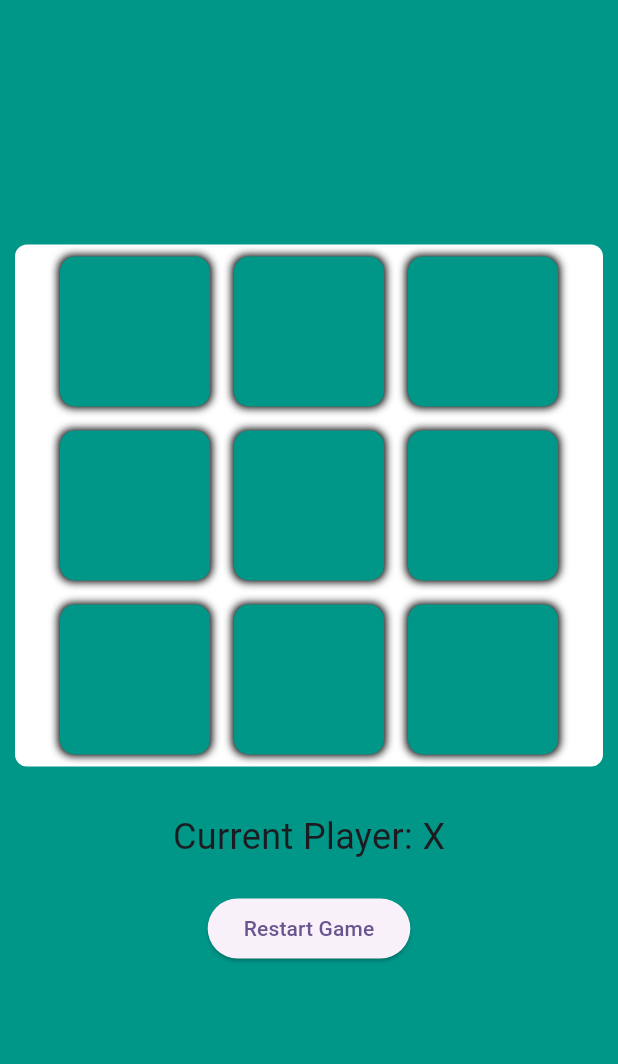
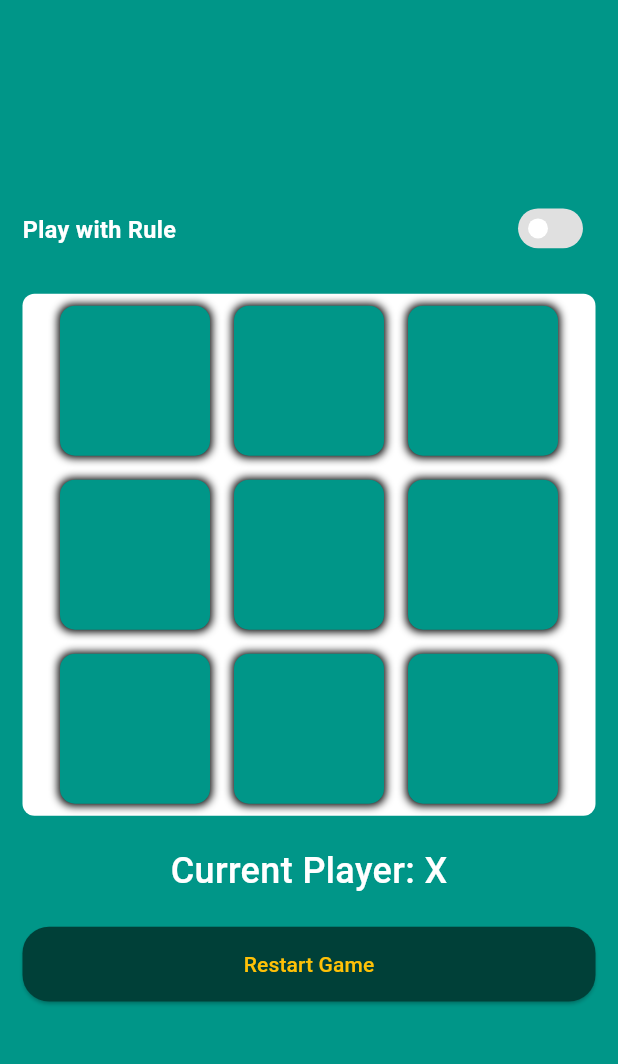
Before and after one commit to AHMEDsaba3/TicTacToe-game, a Flutter app: the screen it shows after launch, on a phone screen of 412 x 824 dp, the part 63-1127 px from its top. Run offline on Flutter 3.47's test engine with Material 3 defaults, Android fonts, the phone set to English and light mode, and no system bars.

Commit message:
add choose use rule or no

```diff
--- a/lib/TicTacSpitial.dart
+++ b/lib/TicTacSpitial.dart
@@ -2,8 +2,11 @@ import 'dart:math';
 import 'dart:ui';
 
 import 'package:flutter/material.dart';
+import 'package:tic_tac/constant.dart';
 
 class TicTacSpatial extends StatefulWidget {
+  const TicTacSpatial({super.key});
+
   @override
   _TicTacToeState createState() => _TicTacToeState();
 }
@@ -13,9 +16,11 @@ class _TicTacToeState extends State<TicTacSpatial> {
   late String _currentPlayer;
   late String _winner;
   late List<String> list = ['X', 'O'];
-  final _random = new Random();
+  final _random = Random();
   late List<Point<int>> _xMoves;
   late List<Point<int>> _oMoves;
+  late bool RuleOn=false;
+  int NumOfSteps= 5;
 
   @override
   void initState() {
@@ -39,12 +44,12 @@ class _TicTacToeState extends State<TicTacSpatial> {
         _board[row][col] = _currentPlayer;
         if (_currentPlayer == 'X') {
           _xMoves.add(Point(row, col));
-          if (_xMoves.length > 3) {
+          if (_xMoves.length > NumOfSteps) {
             _removeRandomMove(_xMoves);
           }
         } else {
           _oMoves.add(Point(row, col));
-          if (_oMoves.length > 3) {
+          if (_oMoves.length > NumOfSteps) {
             _removeRandomMove(_oMoves);
           }
         }
@@ -84,26 +89,52 @@ class _TicTacToeState extends State<TicTacSpatial> {
     return Scaffold(
       appBar: AppBar(
         backgroundColor: Colors.teal,
-        title: Center(child: Text('Tic Tac Toe',style: TextStyle(color: Colors.white,fontWeight: FontWeight.bold),)),
+        title: const Center(child: Text('Tic Tac Toe',style: TextStyle(color: Colors.white,fontWeight: FontWeight.bold),)),
       ),
-      body: Column(
+      body: Padding(
+        padding: const EdgeInsets.all(15.0),
+        child: Column(
           mainAxisAlignment: MainAxisAlignment.center,
           children: [
+            Row(
+              mainAxisAlignment: MainAxisAlignment.spaceBetween,
+              children: [
+                Container( width: widthR(220, context),
+                    height: heightR(20, context),
+                    child: Text("Play with Rule",style: TextStyle(fontSize: sizeR(15, context),color: Colors.white,fontWeight: FontWeight.bold),)),
+                Transform.scale(
+                  scale: sizeR(0.8, context),
+                  child: Switch(value: RuleOn, activeTrackColor: Color(0xff13a795),
+                      inactiveThumbColor: Colors.white,
+                      inactiveTrackColor: Colors.grey[300],
+                      trackOutlineColor: MaterialStatePropertyAll(Colors.transparent),
+                      onChanged: (value) {
+                    setState(() {
+                      RuleOn=!RuleOn;
+                      RuleOn==false ? NumOfSteps=5 : NumOfSteps=3;
+                      print(RuleOn);
+                      print(NumOfSteps);
+                    });
+                      },
+                  ),
+                ),
+              ],
+            ),
+            SizedBox(height: heightR(20, context),),
             _buildBoard(),
-          SizedBox(height: 20),
+            const SizedBox(height: 20),
             _buildStatus(),
-          SizedBox(height: 20),
+            const SizedBox(height: 20),
             _buildResetButton(),
           ],
+        ),
       ),
     );
   }
 
   Widget _buildBoard() {
-    return Padding(
-      padding: const EdgeInsets.all(10.0),
-      child: Container(
-        decoration: BoxDecoration(
+    return Container(
+      decoration: const BoxDecoration(
           color: Colors.white,
           borderRadius: BorderRadius.all(Radius.circular(8))),
       child: Column(
@@ -121,8 +152,8 @@ class _TicTacToeState extends State<TicTacSpatial> {
                     decoration: BoxDecoration(
                       color: Colors.teal,
                       border: Border.all(color: Colors.transparent),
-                        borderRadius: BorderRadius.all(Radius.circular(10)),
-                        boxShadow: [
+                      borderRadius: const BorderRadius.all(Radius.circular(10)),
+                      boxShadow: const [
                         BoxShadow(
                           spreadRadius: 1,
                           blurRadius: 4,
@@ -137,7 +168,7 @@ class _TicTacToeState extends State<TicTacSpatial> {
                           color: _board[row][col] == 'X'
                               ? Colors.amber
                               : _board[row][col] == 'O'
-                                ? Colors.tealAccent
+                              ? Colors.white
                               : Colors.black,
                         ),
                       ),
@@ -149,7 +180,6 @@ class _TicTacToeState extends State<TicTacSpatial> {
           );
         }),
       ),
-      ),
     );
   }
 
@@ -160,14 +190,18 @@ class _TicTacToeState extends State<TicTacSpatial> {
           : _winner == 'Draw'
           ? 'It\'s a Draw!'
           : 'Winner: $_winner',
-      style: TextStyle(fontSize: 24),
+      style: const TextStyle(fontSize: 24,color: Colors.white,fontWeight: FontWeight.w500),
     );
   }
 
   Widget _buildResetButton() {
     return ElevatedButton(
+      style: ElevatedButton.styleFrom(backgroundColor: const Color(0xff004038),
+          fixedSize: Size(double.maxFinite, sizeR(48, context)),
+          shape: RoundedRectangleBorder(borderRadius: BorderRadius.circular(sizeR(17, context)))
+      ),
       onPressed: _resetGame,
-      child: Text('Restart Game'),
+      child: const Text('Restart Game',style: TextStyle(color: Colors.amber),),
     );
   }
 }
--- /dev/null
+++ b/lib/constant.dart
@@ -0,0 +1,14 @@
+import 'package:flutter/cupertino.dart';
+double heightR(double x,BuildContext context){
+  var h = MediaQuery.of(context).size.height;
+  return x/844*h;
+}
+double widthR(double x,BuildContext context){
+  var w = MediaQuery.of(context).size.width;
+  return x/390*w;
+}
+double sizeR(double x,BuildContext context){
+  var h = MediaQuery.of(context).size.height;
+  var w = MediaQuery.of(context).size.width;
+  return x/326160*w*h;
+}
```
Lines whose indentation alone changed are shown as unchanged.
